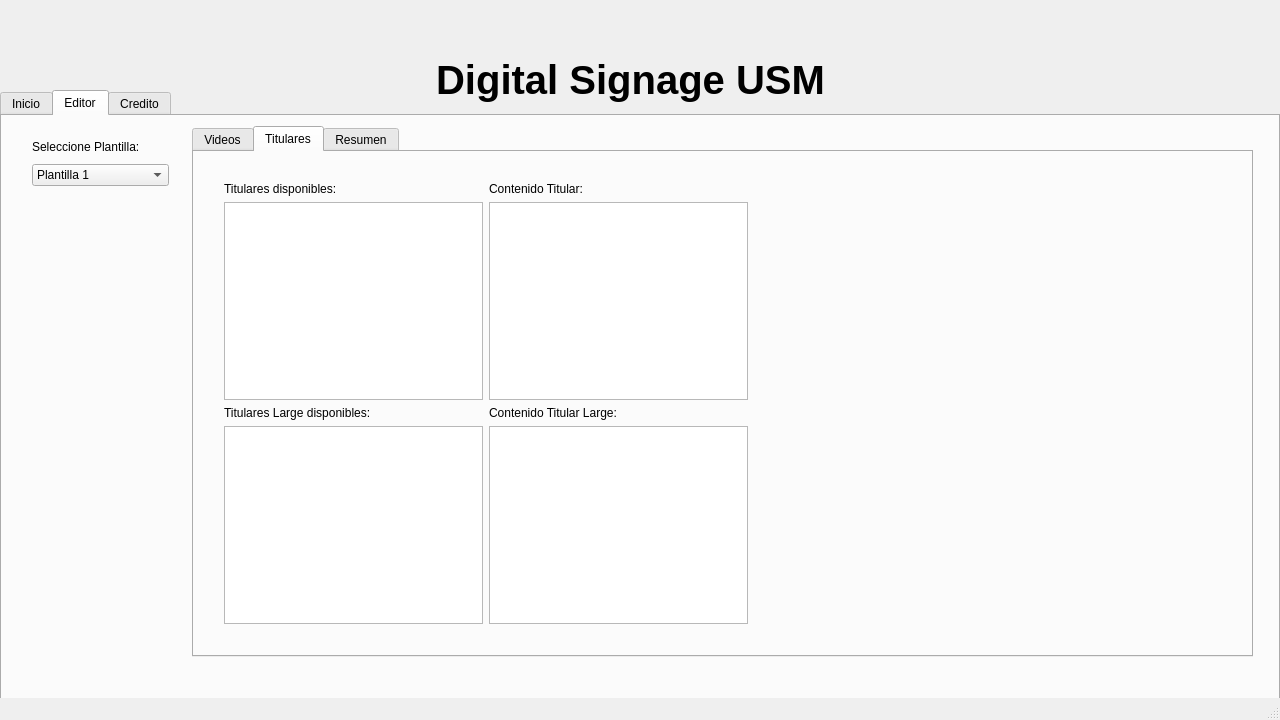
Before: the Qt Designer form ProyectoQT/Interfaz_Digital_SIgnage_USM/mainwindow.ui in seba-saca/Digital_Signage_USM, drawn with Qt 5.
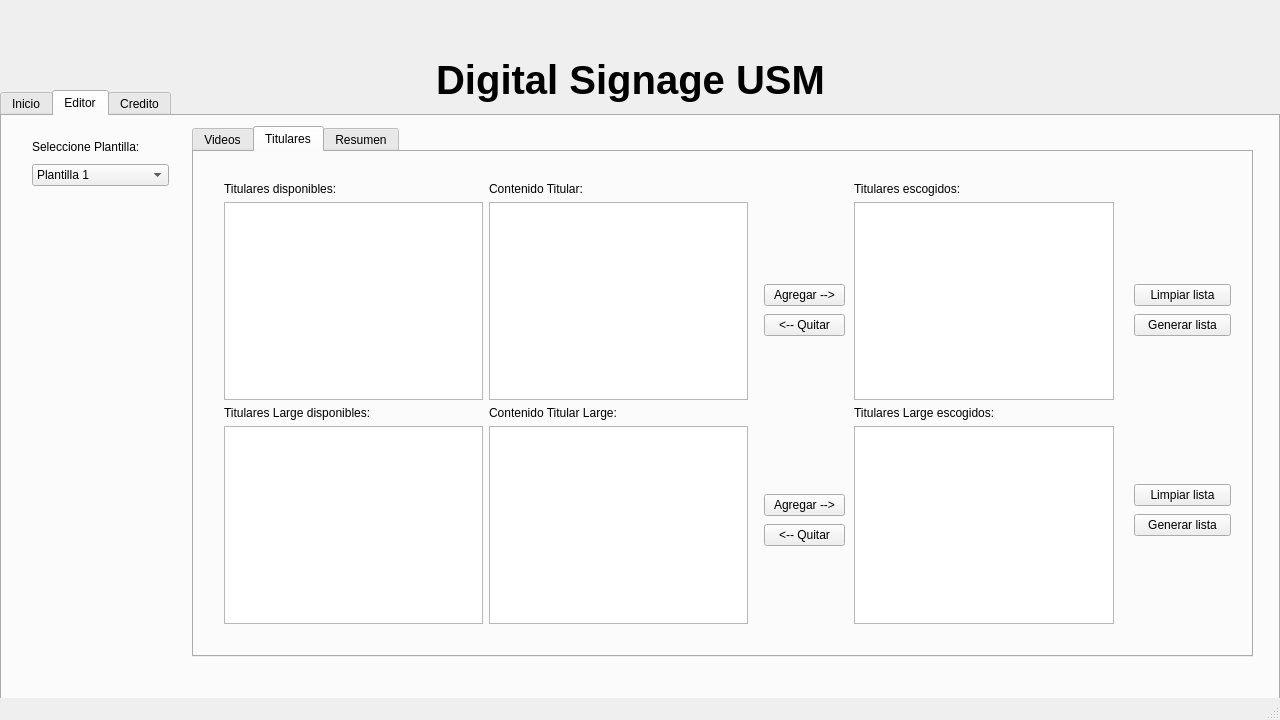
After: the same form once the commit is applied.

Commit message: Avance Interfaz

The edit to the form file:
```diff
--- a/ProyectoQT/Interfaz_Digital_SIgnage_USM/mainwindow.ui
+++ b/ProyectoQT/Interfaz_Digital_SIgnage_USM/mainwindow.ui
@@ -373,6 +373,150 @@
          </item>
         </layout>
        </widget>
+       <widget class="QWidget" name="layoutWidget_2">
+        <property name="geometry">
+         <rect>
+          <x>570</x>
+          <y>130</y>
+          <width>81</width>
+          <height>58</height>
+         </rect>
+        </property>
+        <layout class="QVBoxLayout" name="verticalLayout_10">
+         <item>
+          <widget class="QPushButton" name="Agregar_video_2">
+           <property name="text">
+            <string>Agregar --&gt;</string>
+           </property>
+          </widget>
+         </item>
+         <item>
+          <widget class="QPushButton" name="Borrar_video_2">
+           <property name="text">
+            <string>&lt;-- Quitar</string>
+           </property>
+          </widget>
+         </item>
+        </layout>
+       </widget>
+       <widget class="QWidget" name="layoutWidget_3">
+        <property name="geometry">
+         <rect>
+          <x>570</x>
+          <y>340</y>
+          <width>81</width>
+          <height>58</height>
+         </rect>
+        </property>
+        <layout class="QVBoxLayout" name="verticalLayout_11">
+         <item>
+          <widget class="QPushButton" name="Agregar_video_3">
+           <property name="text">
+            <string>Agregar --&gt;</string>
+           </property>
+          </widget>
+         </item>
+         <item>
+          <widget class="QPushButton" name="Borrar_video_3">
+           <property name="text">
+            <string>&lt;-- Quitar</string>
+           </property>
+          </widget>
+         </item>
+        </layout>
+       </widget>
+       <widget class="QWidget" name="layoutWidget_6">
+        <property name="geometry">
+         <rect>
+          <x>940</x>
+          <y>130</y>
+          <width>97</width>
+          <height>58</height>
+         </rect>
+        </property>
+        <layout class="QVBoxLayout" name="verticalLayout_16">
+         <item>
+          <widget class="QPushButton" name="Limpiar_lista_3">
+           <property name="text">
+            <string>Limpiar lista</string>
+           </property>
+          </widget>
+         </item>
+         <item>
+          <widget class="QPushButton" name="Generar_lista_3">
+           <property name="text">
+            <string>Generar lista</string>
+           </property>
+          </widget>
+         </item>
+        </layout>
+       </widget>
+       <widget class="QWidget" name="">
+        <property name="geometry">
+         <rect>
+          <x>660</x>
+          <y>30</y>
+          <width>260</width>
+          <height>442</height>
+         </rect>
+        </property>
+        <layout class="QVBoxLayout" name="verticalLayout_14">
+         <item>
+          <layout class="QVBoxLayout" name="verticalLayout_12">
+           <item>
+            <widget class="QLabel" name="titulo_videos_escogidos_2">
+             <property name="text">
+              <string>Titulares escogidos:</string>
+             </property>
+            </widget>
+           </item>
+           <item>
+            <widget class="QListWidget" name="Video_lista_escogida_2"/>
+           </item>
+          </layout>
+         </item>
+         <item>
+          <layout class="QVBoxLayout" name="verticalLayout_13">
+           <item>
+            <widget class="QLabel" name="titulo_videos_escogidos_3">
+             <property name="text">
+              <string>Titulares Large escogidos:</string>
+             </property>
+            </widget>
+           </item>
+           <item>
+            <widget class="QListWidget" name="Video_lista_escogida_3"/>
+           </item>
+          </layout>
+         </item>
+        </layout>
+       </widget>
+       <widget class="QWidget" name="">
+        <property name="geometry">
+         <rect>
+          <x>940</x>
+          <y>330</y>
+          <width>97</width>
+          <height>58</height>
+         </rect>
+        </property>
+        <layout class="QVBoxLayout" name="verticalLayout_15">
+         <item>
+          <widget class="QPushButton" name="Limpiar_lista_2">
+           <property name="text">
+            <string>Limpiar lista</string>
+           </property>
+          </widget>
+         </item>
+         <item>
+          <widget class="QPushButton" name="Generar_lista_2">
+           <property name="text">
+            <string>Generar lista</string>
+           </property>
+          </widget>
+         </item>
+        </layout>
+       </widget>
       </widget>
       <widget class="QWidget" name="tab_3">
        <attribute name="title">
```
The commit also changes 2 other files.
